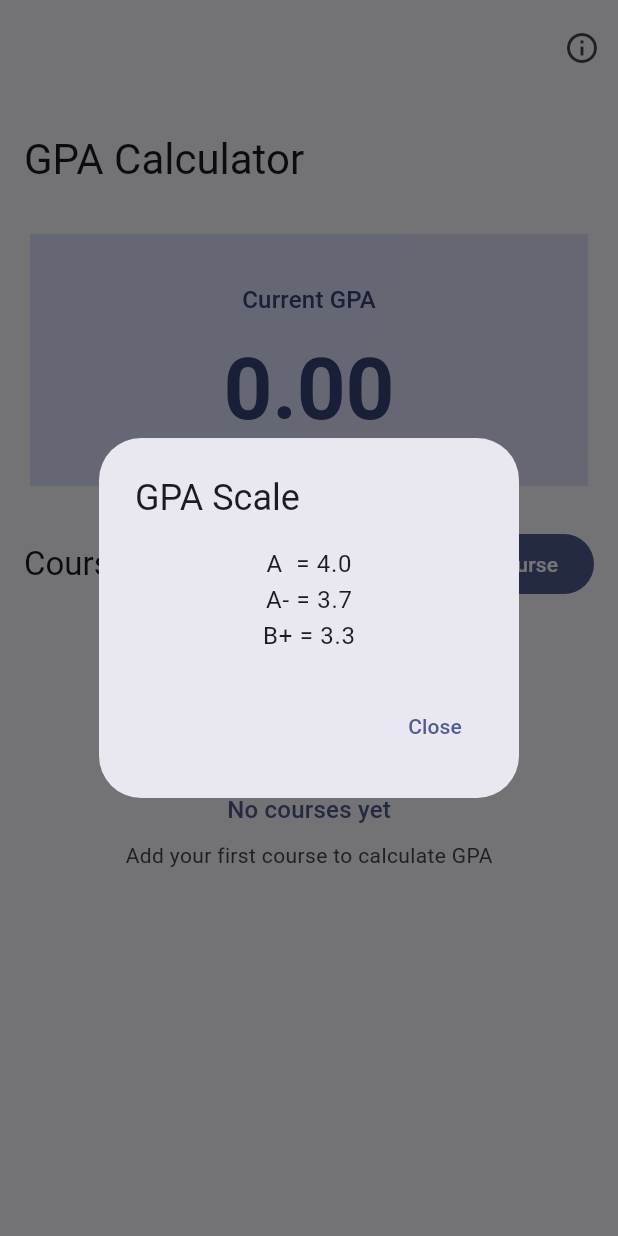
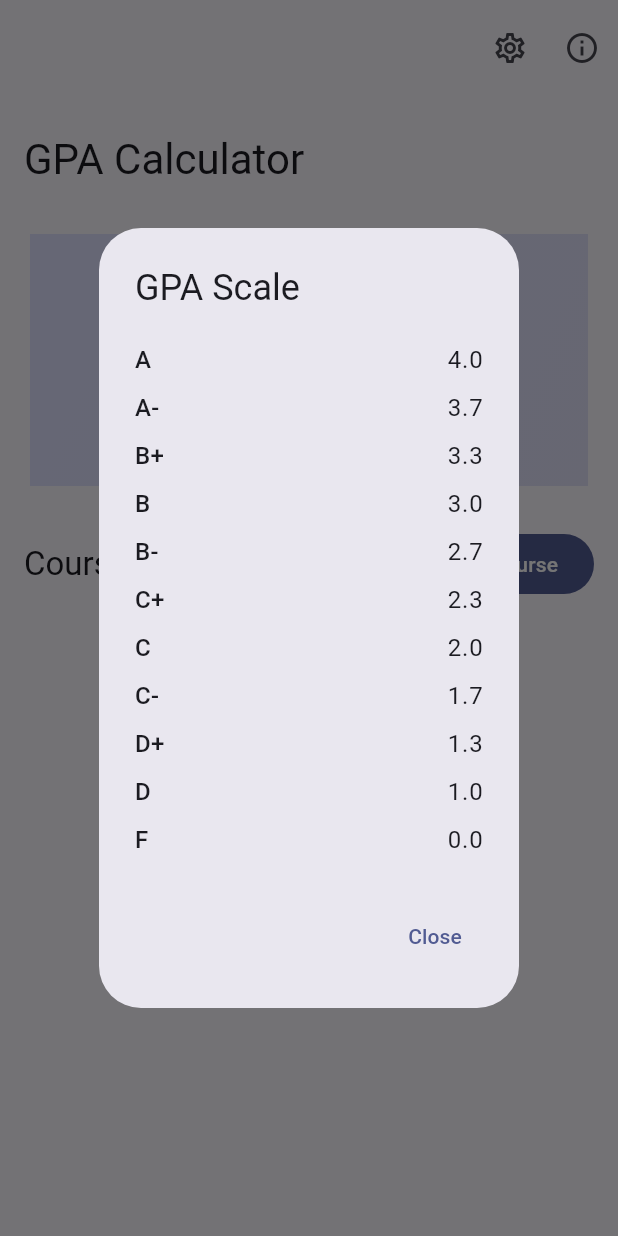
Before and after one commit to himansaE/flutter_gpa, a Flutter app: the screen it shows after launch, after a tap on the "info outline" icon, on a phone screen of 412 x 824 dp. Run offline on Flutter 3.47's test engine with Material 3 defaults, Android fonts, the phone set to English and light mode, and no system bars; drawn by our look-alikes of flutter_animate; our stand-ins replace shared_preferences.

Commit message:
Add GradeScale model and GradeScaleProvider for GPA calculations

```diff
--- a/lib/main.dart
+++ b/lib/main.dart
@@ -1,17 +1,26 @@
 import 'package:flutter/material.dart';
 import 'package:provider/provider.dart';
 import 'providers/gpa_provider.dart';
+import 'providers/grade_scale_provider.dart';
 import 'screens/home_screen.dart';
 
 void main() async {
   WidgetsFlutterBinding.ensureInitialized();
 
   final gpaProvider = GPAProvider();
-  await gpaProvider.init();
+  final gradeScaleProvider = GradeScaleProvider();
+
+  await Future.wait([
+    gpaProvider.init(),
+    gradeScaleProvider.init(),
+  ]);
 
   runApp(
-    ChangeNotifierProvider(
-      create: (_) => gpaProvider,
+    MultiProvider(
+      providers: [
+        ChangeNotifierProvider(create: (_) => gpaProvider),
+        ChangeNotifierProvider(create: (_) => gradeScaleProvider),
+      ],
       child: const MainApp(),
     ),
   );
--- /dev/null
+++ b/lib/models/grade_scale.dart
@@ -0,0 +1,19 @@
+class GradeScale {
+  String grade;
+  double points;
+
+  GradeScale({
+    required this.grade,
+    required this.points,
+  });
+
+  Map<String, dynamic> toJson() => {
+        'grade': grade,
+        'points': points,
+      };
+
+  factory GradeScale.fromJson(Map<String, dynamic> json) => GradeScale(
+        grade: json['grade'],
+        points: json['points'],
+      );
+}
--- /dev/null
+++ b/lib/providers/grade_scale_provider.dart
@@ -0,0 +1,67 @@
+import 'package:flutter/foundation.dart';
+import 'package:shared_preferences/shared_preferences.dart';
+import 'dart:convert';
+import '../models/grade_scale.dart';
+
+class GradeScaleProvider extends ChangeNotifier {
+  List<GradeScale> _scales = [];
+  late SharedPreferences _prefs;
+  static const _key = 'grade_scales';
+
+  List<GradeScale> get scales => List.unmodifiable(_scales);
+
+  Future<void> init() async {
+    _prefs = await SharedPreferences.getInstance();
+    _loadScales();
+    if (_scales.isEmpty) {
+      // Default scales
+      _scales = [
+        GradeScale(grade: 'A', points: 4.0),
+        GradeScale(grade: 'A-', points: 3.7),
+        GradeScale(grade: 'B+', points: 3.3),
+        GradeScale(grade: 'B', points: 3.0),
+        GradeScale(grade: 'B-', points: 2.7),
+        GradeScale(grade: 'C+', points: 2.3),
+        GradeScale(grade: 'C', points: 2.0),
+        GradeScale(grade: 'C-', points: 1.7),
+        GradeScale(grade: 'D+', points: 1.3),
+        GradeScale(grade: 'D', points: 1.0),
+        GradeScale(grade: 'F', points: 0.0),
+      ];
+      await _saveScales();
+    }
+  }
+
+  void _loadScales() {
+    final json = _prefs.getStringList(_key) ?? [];
+    _scales = json.map((e) => GradeScale.fromJson(jsonDecode(e))).toList()
+      ..sort((a, b) => b.points.compareTo(a.points));
+  }
+
+  Future<void> _saveScales() async {
+    final json = _scales.map((e) => jsonEncode(e.toJson())).toList();
+    await _prefs.setStringList(_key, json);
+    notifyListeners();
+  }
+
+  Future<void> addScale(String grade, double points) async {
+    _scales.add(GradeScale(grade: grade, points: points));
+    _scales.sort((a, b) => b.points.compareTo(a.points));
+    await _saveScales();
+  }
+
+  Future<void> removeScale(GradeScale scale) async {
+    _scales.removeWhere((s) => s.grade == scale.grade);
+    await _saveScales();
+  }
+
+  Future<void> updateScale(
+      GradeScale oldScale, String newGrade, double newPoints) async {
+    final index = _scales.indexWhere((s) => s.grade == oldScale.grade);
+    if (index != -1) {
+      _scales[index] = GradeScale(grade: newGrade, points: newPoints);
+      _scales.sort((a, b) => b.points.compareTo(a.points));
+      await _saveScales();
+    }
+  }
+}
--- a/lib/screens/home_screen.dart
+++ b/lib/screens/home_screen.dart
@@ -2,7 +2,9 @@ import 'package:flutter/material.dart';
 import 'package:provider/provider.dart';
 import 'package:flutter_animate/flutter_animate.dart';
 import '../providers/gpa_provider.dart';
+import '../providers/grade_scale_provider.dart';
 import '../models/course.dart';
+import 'grade_scale_screen.dart';
 
 class HomeScreen extends StatelessWidget {
   const HomeScreen({super.key});
@@ -19,6 +21,15 @@ class HomeScreen extends StatelessWidget {
           SliverAppBar.large(
             title: const Text('GPA Calculator'),
             actions: [
+              IconButton(
+                icon: const Icon(Icons.settings_outlined),
+                onPressed: () => Navigator.push(
+                  context,
+                  MaterialPageRoute(
+                    builder: (context) => const GradeScaleScreen(),
+                  ),
+                ),
+              ),
               IconButton(
                 icon: const Icon(Icons.info_outline),
                 onPressed: () => _showInfoDialog(context),
@@ -77,20 +88,8 @@ class HomeScreen extends StatelessWidget {
     final formKey = GlobalKey<FormState>();
     String name = '';
     double credits = 0;
-    String grade = 'A';
-    final grades = [
-      'A',
-      'A-',
-      'B+',
-      'B',
-      'B-',
-      'C+',
-      'C',
-      'C-',
-      'D+',
-      'D',
-      'F'
-    ];
+    String grade = context.read<GradeScaleProvider>().scales.first.grade;
+    final gradeScales = context.read<GradeScaleProvider>().scales;
 
     showDialog(
       context: context,
@@ -137,10 +136,14 @@ class HomeScreen extends StatelessWidget {
                     prefixIcon: Icon(Icons.grade),
                   ),
                   value: grade,
-                  items: grades
-                      .map((g) => DropdownMenuItem(value: g, child: Text(g)))
+                  items: gradeScales
+                      .map((g) => DropdownMenuItem(
+                            value: g.grade,
+                            child: Text('${g.grade} (${g.points})'),
+                          ))
                       .toList(),
-                  onChanged: (value) => grade = value ?? 'A',
+                  onChanged: (value) =>
+                      grade = value ?? gradeScales.first.grade,
                 ),
               ],
             ),
@@ -172,18 +175,30 @@ class HomeScreen extends StatelessWidget {
   }
 
   void _showInfoDialog(BuildContext context) {
+    final scales = context.read<GradeScaleProvider>().scales;
+
     showDialog(
       context: context,
       builder: (context) => AlertDialog(
         title: const Text('GPA Scale'),
-        content: Column(
-          mainAxisSize: MainAxisSize.min,
-          children: [
-            Text('A  = 4.0', style: Theme.of(context).textTheme.bodyLarge),
-            Text('A- = 3.7', style: Theme.of(context).textTheme.bodyLarge),
-            Text('B+ = 3.3', style: Theme.of(context).textTheme.bodyLarge),
-            // ...Add more grade scales
-          ],
+        content: SingleChildScrollView(
+          child: Column(
+            mainAxisSize: MainAxisSize.min,
+            children: scales
+                .map((scale) => Padding(
+                      padding: const EdgeInsets.symmetric(vertical: 4),
+                      child: Row(
+                        mainAxisAlignment: MainAxisAlignment.spaceBetween,
+                        children: [
+                          Text(scale.grade,
+                              style: Theme.of(context).textTheme.titleMedium),
+                          Text('${scale.points}',
+                              style: Theme.of(context).textTheme.bodyLarge),
+                        ],
+                      ),
+                    ))
+                .toList(),
+          ),
         ),
         actions: [
           TextButton(
@@ -247,7 +262,10 @@ class _CourseCard extends StatelessWidget {
   final Course course;
   final VoidCallback onDelete;
 
-  const _CourseCard({required this.course, required this.onDelete});
+  const _CourseCard({
+    required this.course,
+    required this.onDelete,
+  });
 
   @override
   Widget build(BuildContext context) {
```
Also changed, not shown: lib/screens/grade_scale_screen.dart (added, +270 -0 lines).
